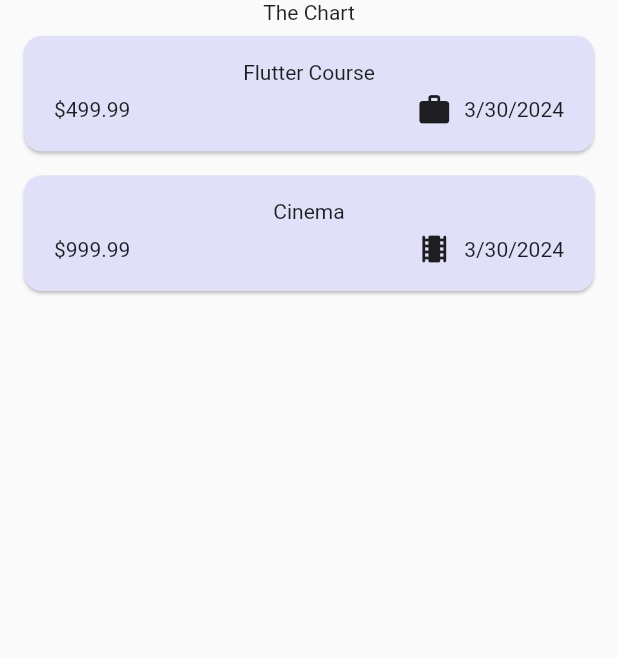
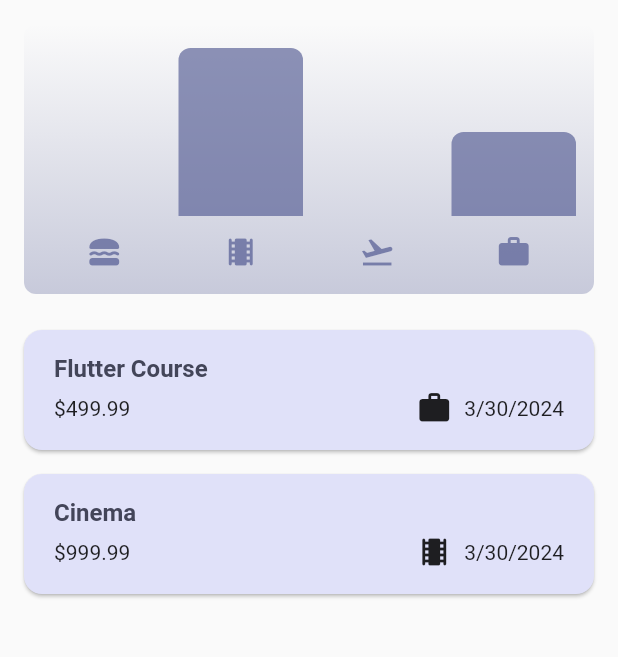
Before and after one commit to patrickwestlylegaspi/Expenses-Tracker, a Flutter app: the screen it shows after launch, on a phone screen of 412 x 824 dp, the part 84-741 px from its top. Run offline on Flutter 3.47's test engine with Material 2 defaults, Android fonts, the phone set to English and light mode, and no system bars.

Commit message:
push all code with new features

```diff
--- a/lib/main.dart
+++ b/lib/main.dart
@@ -1,5 +1,6 @@
 import 'package:flutter/material.dart';
 import 'package:expenses/widgets/expenses.dart';
+//import 'package:flutter/services.dart';
 
 var kColorScheme = ColorScheme.fromSeed(
   seedColor: const Color.fromARGB(255, 13, 45, 196),
@@ -16,6 +17,8 @@ var kDarkColorScheme = ColorScheme.fromSeed(
 );
 
 void main() {
+  // WidgetsFlutterBinding.ensureInitialized();
+  // SystemChrome.setPreferredOrientations([DeviceOrientation.portraitUp,]).then((fn){
   runApp(
     MaterialApp(
       debugShowCheckedModeBanner: false,
@@ -66,4 +69,5 @@ void main() {
       home: const Expenses(),
     ),
   );
+  //});
 }
--- a/lib/models/expense.dart
+++ b/lib/models/expense.dart
@@ -43,6 +43,11 @@ class ExpenseBucket {
     required this.expenses,
   });
 
+  ExpenseBucket.forCategory(List<Expense> allExpenses, this.category)
+      : expenses = allExpenses
+            .where((expense) => expense.category == category)
+            .toList();
+
   final Category category;
   final List<Expense> expenses;
 
--- a/lib/widgets/chart/chart.dart
+++ b/lib/widgets/chart/chart.dart
@@ -0,0 +1,95 @@
+import 'package:flutter/material.dart';
+
+import 'package:expenses/models/expense.dart';
+import 'package:expenses/widgets/chart/chart_bar.dart';
+
+class Chart extends StatelessWidget {
+  const Chart({super.key, required this.expenses});
+
+  final List<Expense> expenses;
+
+  List<ExpenseBucket> get buckets {
+    return [
+      ExpenseBucket.forCategory(expenses, Category.food),
+      ExpenseBucket.forCategory(expenses, Category.leisure),
+      ExpenseBucket.forCategory(expenses, Category.travel),
+      ExpenseBucket.forCategory(expenses, Category.work),
+    ];
+  }
+
+  double get maxTotalExpense {
+    double maxTotalExpense = 0;
+
+    for (final bucket in buckets) {
+      if (bucket.totalExpenses > maxTotalExpense) {
+        maxTotalExpense = bucket.totalExpenses;
+      }
+    }
+
+    return maxTotalExpense;
+  }
+
+  @override
+  Widget build(BuildContext context) {
+    final isDarkMode =
+        MediaQuery.of(context).platformBrightness == Brightness.dark;
+    return Container(
+      margin: const EdgeInsets.all(16),
+      padding: const EdgeInsets.symmetric(
+        vertical: 16,
+        horizontal: 8,
+      ),
+      width: double.infinity,
+      height: 180,
+      decoration: BoxDecoration(
+        borderRadius: BorderRadius.circular(8),
+        gradient: LinearGradient(
+          colors: [
+            Theme.of(context).colorScheme.primary.withOpacity(0.3),
+            Theme.of(context).colorScheme.primary.withOpacity(0.0)
+          ],
+          begin: Alignment.bottomCenter,
+          end: Alignment.topCenter,
+        ),
+      ),
+      child: Column(
+        children: [
+          Expanded(
+            child: Row(
+              crossAxisAlignment: CrossAxisAlignment.end,
+              children: [
+                for (final bucket in buckets) // alternative to map()
+                  ChartBar(
+                    fill: bucket.totalExpenses == 0
+                        ? 0
+                        : bucket.totalExpenses / maxTotalExpense,
+                  )
+              ],
+            ),
+          ),
+          const SizedBox(height: 12),
+          Row(
+            children: buckets
+                .map(
+                  (bucket) => Expanded(
+                    child: Padding(
+                      padding: const EdgeInsets.symmetric(horizontal: 4),
+                      child: Icon(
+                        categoryIcons[bucket.category],
+                        color: isDarkMode
+                            ? Theme.of(context).colorScheme.secondary
+                            : Theme.of(context)
+                                .colorScheme
+                                .primary
+                                .withOpacity(0.7),
+                      ),
+                    ),
+                  ),
+                )
+                .toList(),
+          )
+        ],
+      ),
+    );
+  }
+}
--- a/lib/widgets/chart/chart_bar.dart
+++ b/lib/widgets/chart/chart_bar.dart
@@ -0,0 +1,34 @@
+import 'package:flutter/material.dart';
+
+class ChartBar extends StatelessWidget {
+  const ChartBar({
+    super.key,
+    required this.fill,
+  });
+
+  final double fill;
+
+  @override
+  Widget build(BuildContext context) {
+    final isDarkMode =
+        MediaQuery.of(context).platformBrightness == Brightness.dark;
+    return Expanded(
+      child: Padding(
+        padding: const EdgeInsets.symmetric(horizontal: 4),
+        child: FractionallySizedBox(
+          heightFactor: fill,
+          child: DecoratedBox(
+            decoration: BoxDecoration(
+              shape: BoxShape.rectangle,
+              borderRadius:
+              const BorderRadius.vertical(top: Radius.circular(8)),
+              color: isDarkMode
+                  ? Theme.of(context).colorScheme.secondary
+                  : Theme.of(context).colorScheme.primary.withOpacity(0.65),
+            ),
+          ),
+        ),
+      ),
+    );
+  }
+}
--- a/lib/widgets/expenses.dart
+++ b/lib/widgets/expenses.dart
@@ -2,6 +2,7 @@ import 'package:expenses/models/expense.dart';
 import 'package:flutter/material.dart';
 import 'package:expenses/widgets/expenses_list/expenses_list.dart';
 import 'package:expenses/widgets/new_expense.dart';
+import 'package:expenses/widgets/chart/chart.dart';
 
 class Expenses extends StatefulWidget {
   const Expenses({super.key});
@@ -28,6 +29,7 @@ class _ExpensesState extends State<Expenses> {
 
   void _addExpensesOverlay() {
     showModalBottomSheet(
+      useSafeArea: true,
       isScrollControlled: true,
       context: context,
       builder: (ctx) => NewExpense(
@@ -43,13 +45,44 @@ class _ExpensesState extends State<Expenses> {
   }
 
   void _removeExpense(Expense expense) {
+    final expenseIndex = _registeredExpenses.indexOf(expense);
+    setState(
+      () {
+        _registeredExpenses.remove(expense);
+      },
+    );
+    ScaffoldMessenger.of(context).clearSnackBars();
+    ScaffoldMessenger.of(context).showSnackBar(
+      SnackBar(
+        duration: const Duration(
+          seconds: 5,
+        ),
+        action: SnackBarAction(
+          label: 'Undo',
+          onPressed: () {
             setState(() {
-      _registeredExpenses.remove(expense);
+              _registeredExpenses.insert(expenseIndex, expense);
             });
+          },
+        ),
+        content: const Text('Expense Deleted'),
+      ),
+    );
   }
 
   @override
   Widget build(BuildContext context) {
+    final width = MediaQuery.of(context).size.width;
+    Widget mainContent = const Center(
+      child: Text('No Expenses found. Start adding Now!'),
+    );
+
+    if (_registeredExpenses.isNotEmpty) {
+      mainContent = ExpensesList(
+        expenses: _registeredExpenses,
+        onRemoveExpenses: _removeExpense,
+      );
+    }
     return Scaffold(
       appBar: AppBar(
         title: const Text('Expense Tracker'),
@@ -60,14 +93,22 @@ class _ExpensesState extends State<Expenses> {
           ),
         ],
       ),
-      body: Column(
+      body: width < 600
+          ? Column(
               children: [
-          const Text('The Chart'),
+                Chart(expenses: _registeredExpenses),
                 Expanded(
-            child: ExpensesList(
-              expenses: _registeredExpenses,
-              onRemoveExpenses: _removeExpense,
+                  child: mainContent,
                 ),
+              ],
+            )
+          : Row(
+              children: [
+                Expanded(
+                  child: Chart(expenses: _registeredExpenses),
+                ),
+                Expanded(
+                  child: mainContent,
                 ),
               ],
             ),
--- a/lib/widgets/expenses_list/expenses_item.dart
+++ b/lib/widgets/expenses_list/expenses_item.dart
@@ -15,8 +15,12 @@ class ExpenseItem extends StatelessWidget {
           vertical: 16,
         ),
         child: Column(
+          crossAxisAlignment: CrossAxisAlignment.start,
           children: [
-            Text(expense.title),
+            Text(
+              expense.title,
+              style: Theme.of(context).textTheme.titleLarge,
+            ),
             const SizedBox(
               height: 5,
             ),
--- a/lib/widgets/expenses_list/expenses_list.dart
+++ b/lib/widgets/expenses_list/expenses_list.dart
@@ -17,6 +17,12 @@ class ExpensesList extends StatelessWidget {
     return ListView.builder(
       itemCount: expenses.length,
       itemBuilder: (context, index) => Dismissible(
+        background: Container(
+          color: Theme.of(context).colorScheme.error.withOpacity(0.60),
+          margin: EdgeInsets.symmetric(
+            horizontal: Theme.of(context).cardTheme.margin!.horizontal,
+          ),
+        ),
         onDismissed: (direction) {
           onRemoveExpenses(expenses[index]);
         },
--- a/lib/widgets/new_expense.dart
+++ b/lib/widgets/new_expense.dart
@@ -74,7 +74,10 @@ class _NewExpenseState extends State<NewExpense> {
 
   @override
   Widget build(BuildContext context) {
-    return Padding(
+    return SizedBox(
+      width: double.infinity,
+      height: double.infinity,
+      child: Padding(
         padding: const EdgeInsets.fromLTRB(16, 48, 16, 16),
         child: Column(
           children: [
@@ -173,6 +176,7 @@ class _NewExpenseState extends State<NewExpense> {
             ),
           ],
         ),
+      ),
     );
   }
 }
```
Lines whose indentation alone changed are shown as unchanged.
